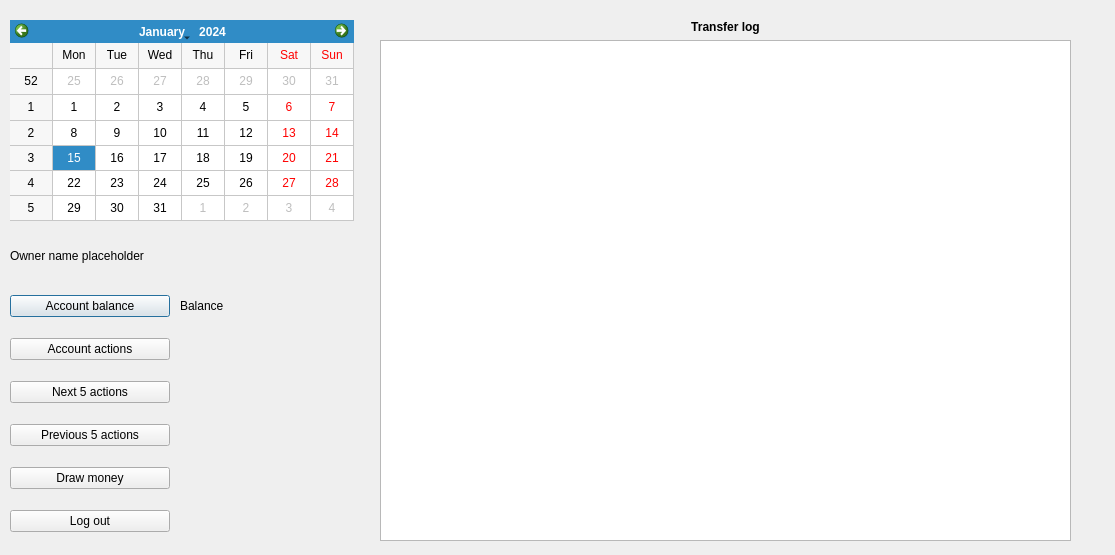
Before: the Qt Designer form bankautomat/bankmain.ui in Necromunda/ATM, drawn with Qt 5.
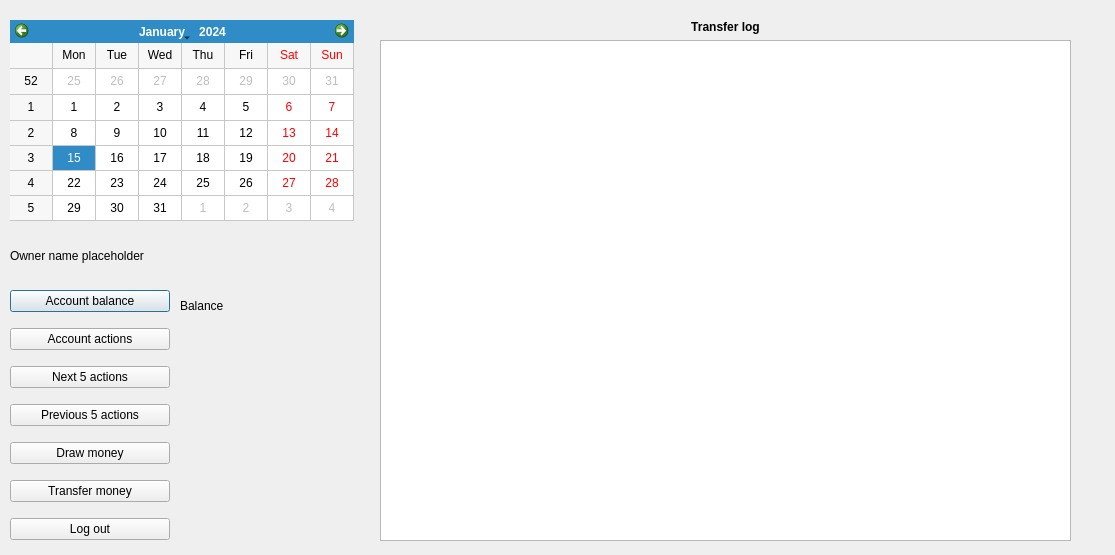
After: the same form once the commit is applied.

The edit to the form file:
```diff
--- a/bankautomat/bankmain.ui
+++ b/bankautomat/bankmain.ui
@@ -147,6 +147,13 @@
       </property>
      </widget>
     </item>
+    <item>
+     <widget class="QPushButton" name="transferMoneyButton">
+      <property name="text">
+       <string>Transfer money</string>
+      </property>
+     </widget>
+    </item>
     <item>
      <widget class="QPushButton" name="exitButton">
       <property name="text">
```
